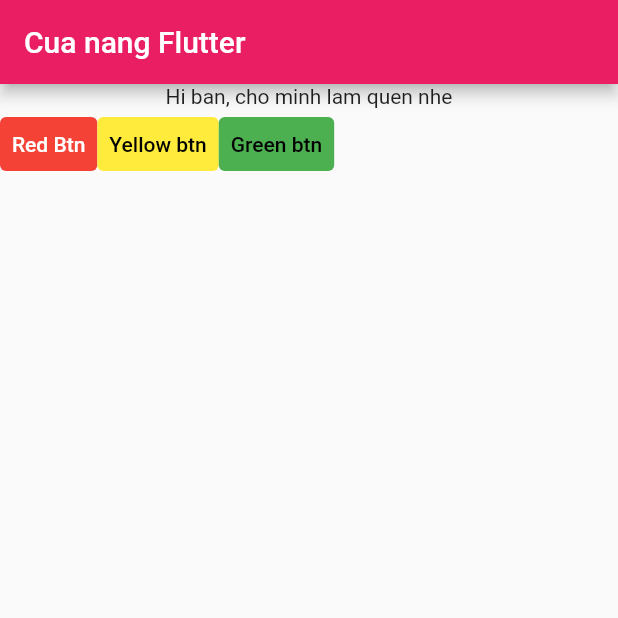
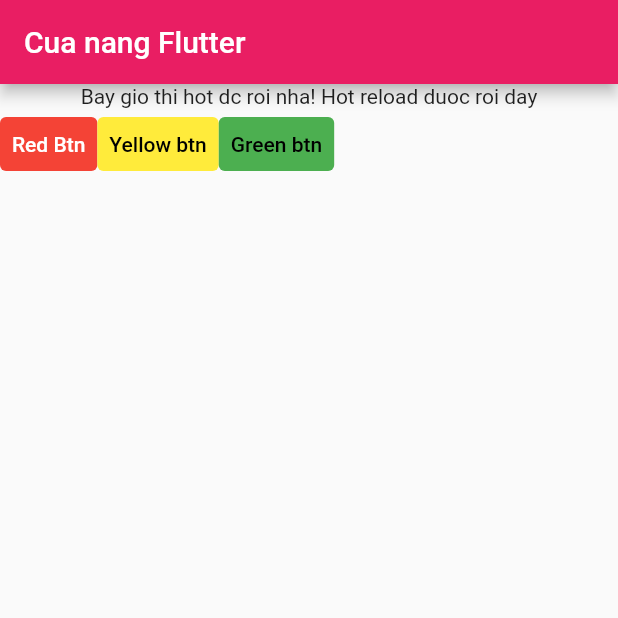
Before and after one commit to ducmy/learn_flutter_from_udemy, a Flutter app: the screen it shows after launch, on a phone screen of 412 x 824 dp, the top half of it. Run offline on Flutter 3.47's test engine with Material 2 defaults, Android fonts, the phone set to English and light mode, and no system bars.

Commit message:
Change to text

```diff
--- a/lib/main.dart
+++ b/lib/main.dart
@@ -9,9 +9,27 @@
             backgroundColor: Colors.pink,
             title: Text('Cua nang Flutter'),
           ),
-          body: Column(
+          body: buildColumn(),
+        ),
+      ),
+    ),
+  );
+}
+
+buildColumn() {
+  return ColumnWidget(); // refector from here
+}
+
+class ColumnWidget extends StatelessWidget {
+  const ColumnWidget({
+    Key? key,
+  }) : super(key: key);
+
+  @override
+  Widget build(BuildContext context) {
+    return Column(
       children: [
-              Text('Hi ban, cho minh lam quen nhe'),
+        Text('Bay gio thi hot dc roi nha! Hot reload duoc roi day'),
         Row(
           children: [
             TextButton(
@@ -50,9 +68,6 @@
           ],
         )
       ],
-          ),
-        ),
-      ),
-    ),
     );
   }
+}
```
Lines whose indentation alone changed are shown as unchanged.
